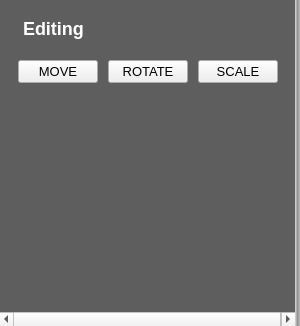
Before: the Qt Designer form WorldBuildingModule/ui/ObjectManipulationsWidget.ui in realXtend/tundra, drawn with Qt 5.
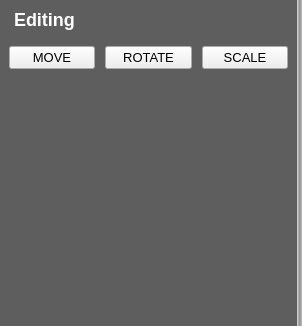
After: the same form once the commit is applied.

```diff
--- a/WorldBuildingModule/ui/ObjectManipulationsWidget.ui
+++ b/WorldBuildingModule/ui/ObjectManipulationsWidget.ui
@@ -6,13 +6,13 @@
    <rect>
     <x>0</x>
     <y>0</y>
-    <width>300</width>
+    <width>302</width>
     <height>326</height>
    </rect>
   </property>
   <property name="minimumSize">
    <size>
-    <width>300</width>
+    <width>302</width>
     <height>0</height>
    </size>
   </property>
@@ -41,7 +41,7 @@
 	font-size: 18px;
 	font-weight: bold;
 	color: white;
-	padding-bottom: 15px;
+	padding-bottom: 10px;
 }</string>
   </property>
   <layout class="QVBoxLayout" name="verticalLayout">
@@ -72,15 +72,18 @@
          <rect>
           <x>0</x>
           <y>0</y>
-          <width>293</width>
+          <width>295</width>
           <height>324</height>
          </rect>
         </property>
         <layout class="QVBoxLayout" name="verticalLayout_2">
          <item>
           <layout class="QVBoxLayout" name="main_layout">
+           <property name="spacing">
+            <number>6</number>
+           </property>
            <property name="margin">
-            <number>9</number>
+            <number>0</number>
            </property>
            <item>
             <widget class="QLabel" name="editing_title">
```
